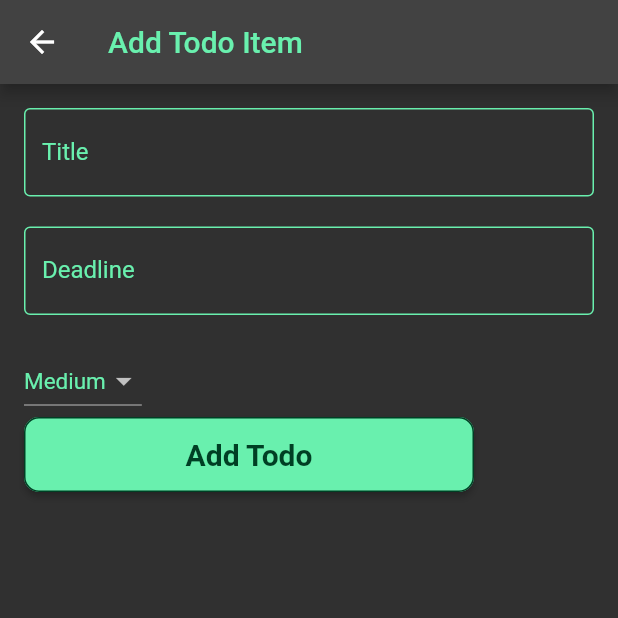
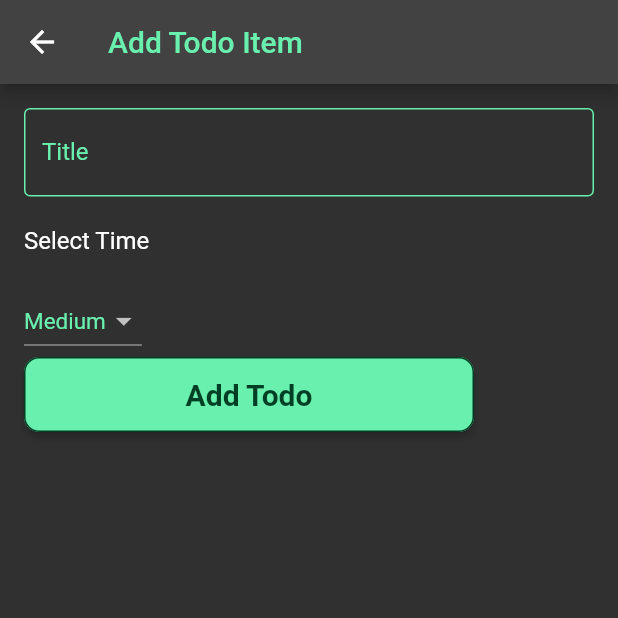
Before and after one commit to utkarshmalik19/todo_app, a Flutter app: the AddTodoPage screen opened directly with empty values, after a tap on "Add Todo", on a phone screen of 412 x 824 dp, the top half of it. Run offline on Flutter 3.47's test engine with Material 2 defaults, Android fonts, the phone set to English and light mode, and no system bars; our stand-ins replace shared_preferences; accounts and stored records are empty.

Commit message:
deadline time picker updated

```diff
--- a/lib/presentation/screens/add_page.dart
+++ b/lib/presentation/screens/add_page.dart
@@ -4,7 +4,7 @@ import 'package:todo_app/presentation/widgets/custom_button.dart';
 import 'package:todo_app/utils/consts.dart';
 
 class AddTodoPage extends StatefulWidget {
-  final Function(String, String, Color) onAddTodo;
+  final Function(String, TimeOfDay, Color) onAddTodo;
   const AddTodoPage({Key? key, required this.onAddTodo}) : super(key: key);
 
   @override
@@ -13,24 +13,23 @@ class AddTodoPage extends StatefulWidget {
 
 class _AddTodoPageState extends State<AddTodoPage> {
   final TextEditingController titleController = TextEditingController();
-  final TextEditingController deadlineController = TextEditingController();
-  //TodoItem todo = TodoItem(title, deadlineController);
+  TimeOfDay? selectedTime;
   List<TodoItem> items = [];
   String selectedPriority = 'Medium'; // Default priority
   List<String> priorities = ['Critical', 'Medium', 'Least'];
   Color flagColor = Colors.blue;
-  void setFlagColor(){
-     if(selectedPriority == 'Critical'){
+  void setFlagColor() {
+    if (selectedPriority == 'Critical') {
       setState(() {
         flagColor = Colors.red;
-        print(flagColor);
       });
-    }else if(selectedPriority == 'Medium'){
+    } else if (selectedPriority == 'Medium') {
       flagColor = Colors.orange;
-    }else{
+    } else {
       flagColor = Colors.blue;
     }
   }
+
   @override
   Widget build(BuildContext context) {
     return Scaffold(
@@ -45,6 +44,7 @@ class _AddTodoPageState extends State<AddTodoPage> {
         child: Column(
           crossAxisAlignment: CrossAxisAlignment.start,
           children: [
+            //Set title
             TextField(
               controller: titleController,
               decoration: const InputDecoration(
@@ -55,22 +55,38 @@ class _AddTodoPageState extends State<AddTodoPage> {
                       borderSide: BorderSide(color: Colors.greenAccent)),
                   labelText: 'Title'),
             ),
+          // Set deadline
             Padding(
               padding: const EdgeInsets.only(top: 20, bottom: 20),
-              child: TextField(
-                controller: deadlineController,
-                decoration: const InputDecoration(
-                    labelStyle: TextStyle(color: AppConstants.primaryColor),
-                    focusedBorder: OutlineInputBorder(
-                        borderSide: BorderSide(color: Colors.greenAccent)),
-                    enabledBorder: OutlineInputBorder(
-                        borderSide: BorderSide(color: Colors.greenAccent)),
-                    labelText: 'Deadline'),
+              child: GestureDetector(
+                onTap: () {
+                  showTimePicker(
+                    context: context,
+                    initialTime: TimeOfDay.now(),
+                  ).then((pickedTime) {
+                    if (pickedTime != null) {
+                      setState(() {
+                        selectedTime = pickedTime;
+                      });
+                    }
+                  });
+                },
+                child: Text(
+                  selectedTime != null
+                      ? 'Deadline : ${selectedTime!.format(context)}'
+                      : 'Select Time',
+                  style: TextStyle(
+                    fontSize: 16,
+                    color: selectedTime != null
+                        ? AppConstants.primaryColor
+                        : Colors.white,
+                  ),
+                ),
               ),
             ),
-               DropdownButton<String>(
-                style: TextStyle(color: AppConstants.primaryColor, fontSize: 15),
-                borderRadius: BorderRadius.circular(15),
+            DropdownButton<String>(
+              style: const TextStyle(color: AppConstants.primaryColor, fontSize: 15),
+              borderRadius: BorderRadius.circular(15),
               value: selectedPriority,
               items: priorities.map((String priority) {
                 return DropdownMenuItem<String>(
@@ -84,15 +100,18 @@ class _AddTodoPageState extends State<AddTodoPage> {
                 });
               },
             ),
-            CustomButton(buttonText: 'Add Todo',onPressed: () {
+            CustomButton(
+              buttonText: 'Add Todo',
+              onPressed: () {
                 final title = titleController.text;
-                final deadline = deadlineController.text;
-                if (title.isNotEmpty && deadline.isNotEmpty) {
+                if (title.isNotEmpty && selectedTime != null) {
                   setFlagColor();
-                  widget.onAddTodo(title, deadline, flagColor); // Callback to add todo
+                  widget.onAddTodo(
+                      title, selectedTime!, flagColor); // Callback to add todo
                   Navigator.pop(context); // Navigate back to HomePage
                 }
-              },)
+              },
+            )
           ],
         ),
       ),
--- a/lib/presentation/screens/home_page.dart
+++ b/lib/presentation/screens/home_page.dart
@@ -20,7 +20,7 @@ class _HomePageState extends State<HomePage> {
   List<TodoItem> todoItems = [];
 
   List<String> days = ['Today', 'Tomorrow', '27 Oct', '28 Oct', '29 Oct'];
-  void addTodoItem(String title, String deadline, Color priority) {
+  void addTodoItem(String title, TimeOfDay deadline, Color priority) {
     setState(() {
       todoItems
           .add(TodoItem(deadline: deadline, title: title, priority: priority));
--- a/lib/presentation/widgets/todo_tile.dart
+++ b/lib/presentation/widgets/todo_tile.dart
@@ -82,7 +82,7 @@ class _TodoTileState extends State<TodoTile> {
               style:
                   TextStyle(color: Colors.black, fontWeight: FontWeight.bold, fontFamily: 'Roboto'),
             ),
-            subtitle: Text(widget.items.deadline,
+            subtitle: Text("Deadline: ${widget.items.deadline.format(context)}", // Display the formatted deadline
                 style: TextStyle(color: Colors.black)),
             trailing: Icon(
               Icons.flag,
```
Also changed, not shown: lib/models/todo_item.dart (+18 -4 lines), 1 other file.
